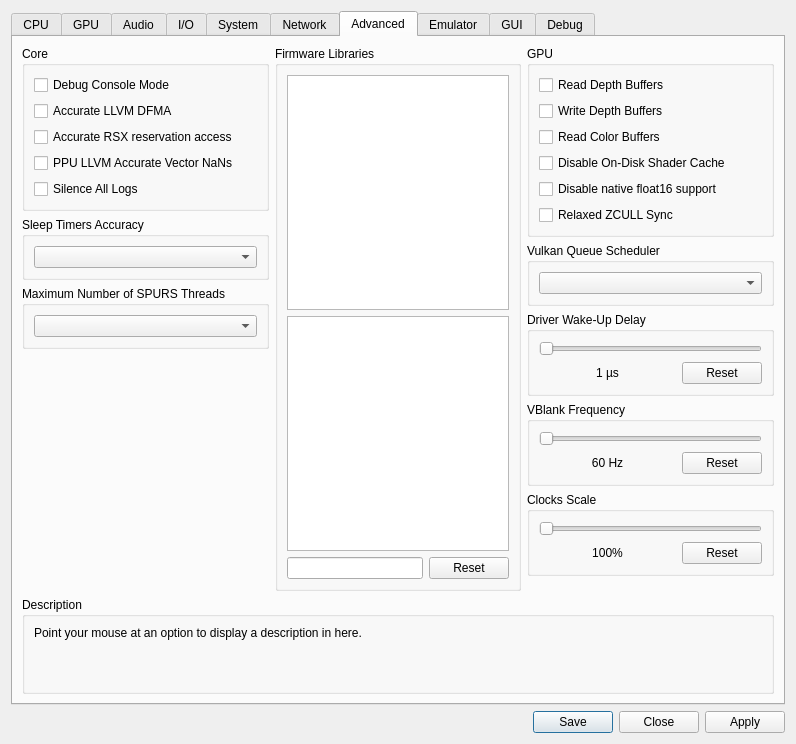
Above: rpcs3/rpcs3qt/settings_dialog.ui from RPCS3/rpcs3 before the change. Below: the same form after it.
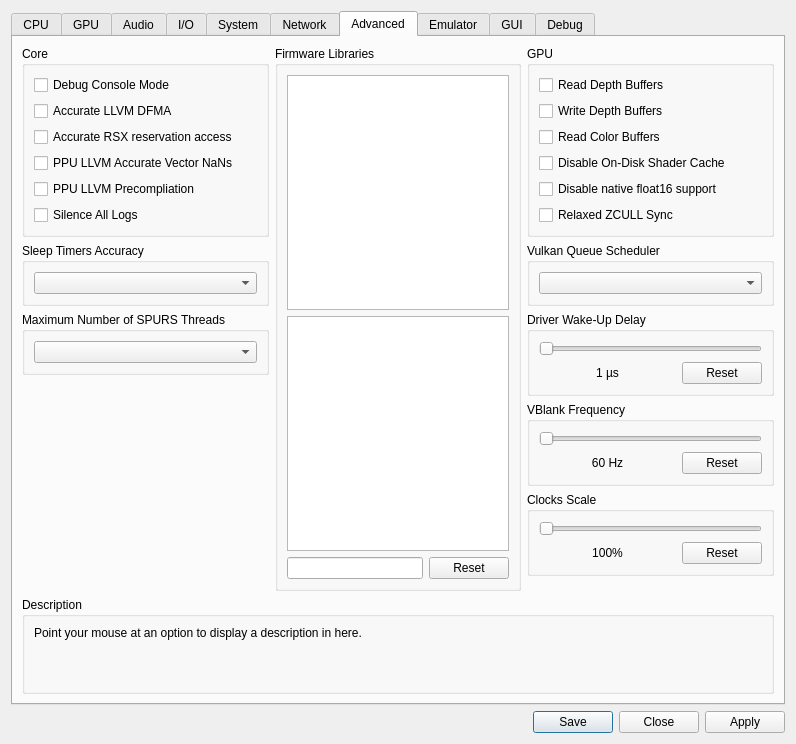
That is the form after the change. The open tabs and pages were chosen to show the change. Icons and pictures are not drawn.

Commit message: Implement "PPU LLVM Precompilation" control setting

```diff
--- a/rpcs3/rpcs3qt/settings_dialog.ui
+++ b/rpcs3/rpcs3qt/settings_dialog.ui
@@ -1891,6 +1891,13 @@
                 </property>
                </widget>
               </item>
+              <item>
+               <widget class="QCheckBox" name="ppuPrecompilation">
+                <property name="text">
+                 <string>PPU LLVM Precompliation</string>
+                </property>
+               </widget>
+              </item>
               <item>
                <widget class="QCheckBox" name="silenceAllLogs">
                 <property name="text">
```
The commit also changes 5 other files.
